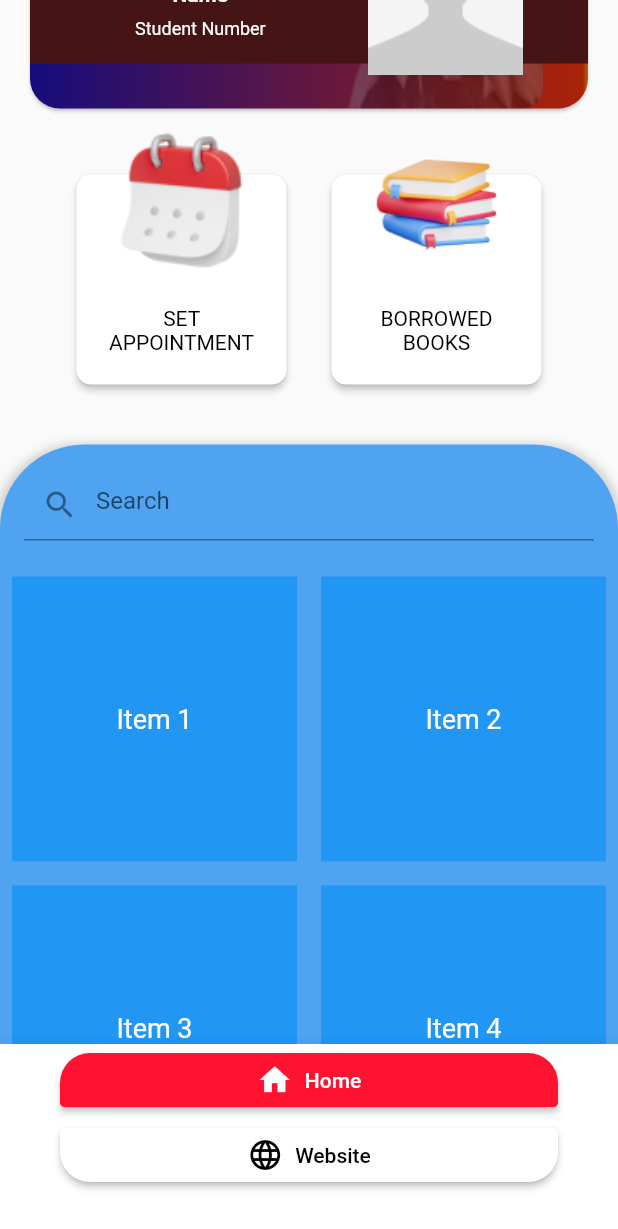
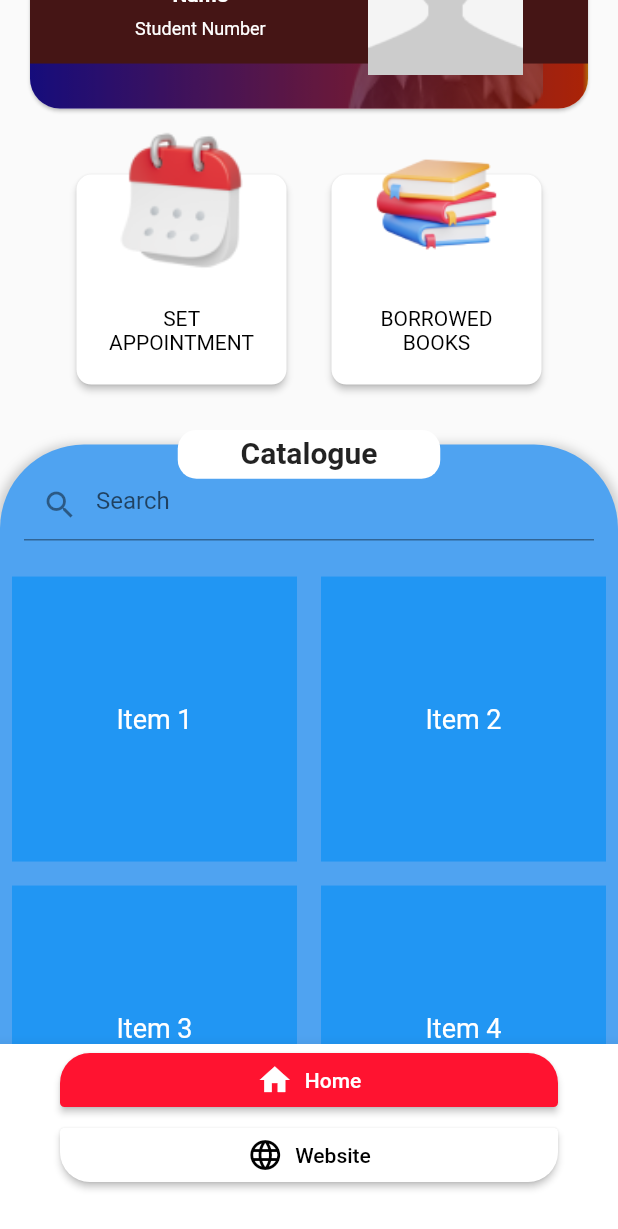
Before and after one commit to kya-nicoh/PLMAPP-authlogin, a Flutter app: the plmlibrary screen opened directly, scrolled down 318 dp, on a phone screen of 412 x 824 dp. Shown: the top 1229 px of the screen. Run offline on Flutter 3.47's test engine with Material 2 defaults, Android fonts, the phone set to English and light mode, and no system bars; our stand-ins replace carousel_slider, firebase_auth, firebase_core, table_calendar, webview_flutter; accounts and stored records are empty.

Commit message:
HINDI KO NA KAYA

```diff
--- a/lib/pages/plmlibrary.dart
+++ b/lib/pages/plmlibrary.dart
@@ -401,6 +401,8 @@ class plmlibrarystate extends State<plmlibrary> {
 
                 SizedBox(height: 40),
 
+                Stack(
+                  children: [
                   SizedBox(
                     width: double.infinity,
                     height: 400,
@@ -416,13 +418,42 @@ class plmlibrarystate extends State<plmlibrary> {
                             color: Colors.grey.withOpacity(0.5),
                             spreadRadius: 3,
                             blurRadius: 5,
-                          offset: Offset(0, 3), // Adjust the shadow offset as desired
+                            offset: Offset(0, 3),
                           ),
                         ],
                       ),
                       child: librarycatalogue(),
                     ),
-                )
+                  ),
+
+                  Positioned(
+                    left: MediaQuery.of(context).size.width * 0.5 -35,
+                    right: MediaQuery.of(context).size.width * 0.5 -35,
+                    child: Transform.scale(
+                      scale: 2.5,
+                      child: Container(
+                        padding: EdgeInsets.symmetric(horizontal: 4.0, vertical: 2.0),
+                        decoration: BoxDecoration(
+                          color: Colors.white,
+                          borderRadius: BorderRadius.circular(5.0),
+                        ),
+                        child: Text(
+                          'Catalogue',
+                          style: TextStyle(
+                            fontSize: 8,
+                            fontWeight: FontWeight.bold,
+                          ),
+                          textAlign: TextAlign.center,
+                        ),
+                      ),
+                    ),
+                  ),
+
+
+                  ],
+                ),
+
+
 
 
               ],
```
Also changed, not shown: lib/images/placeholderbook.png (added). Lines whose indentation alone changed are shown as unchanged.
